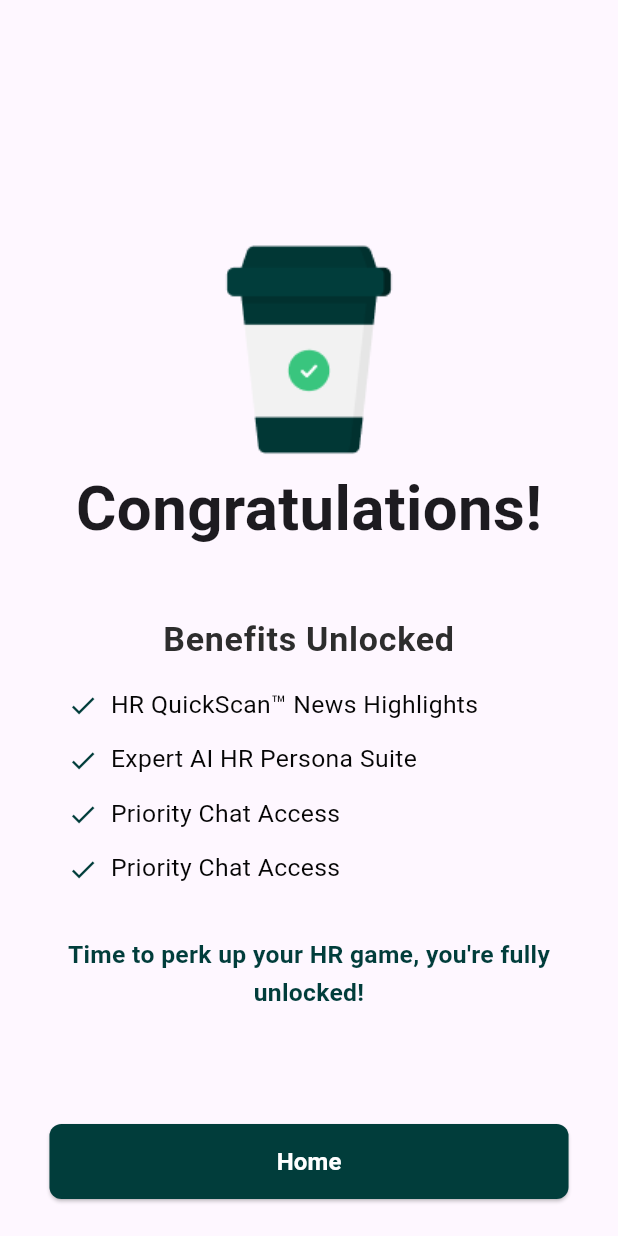
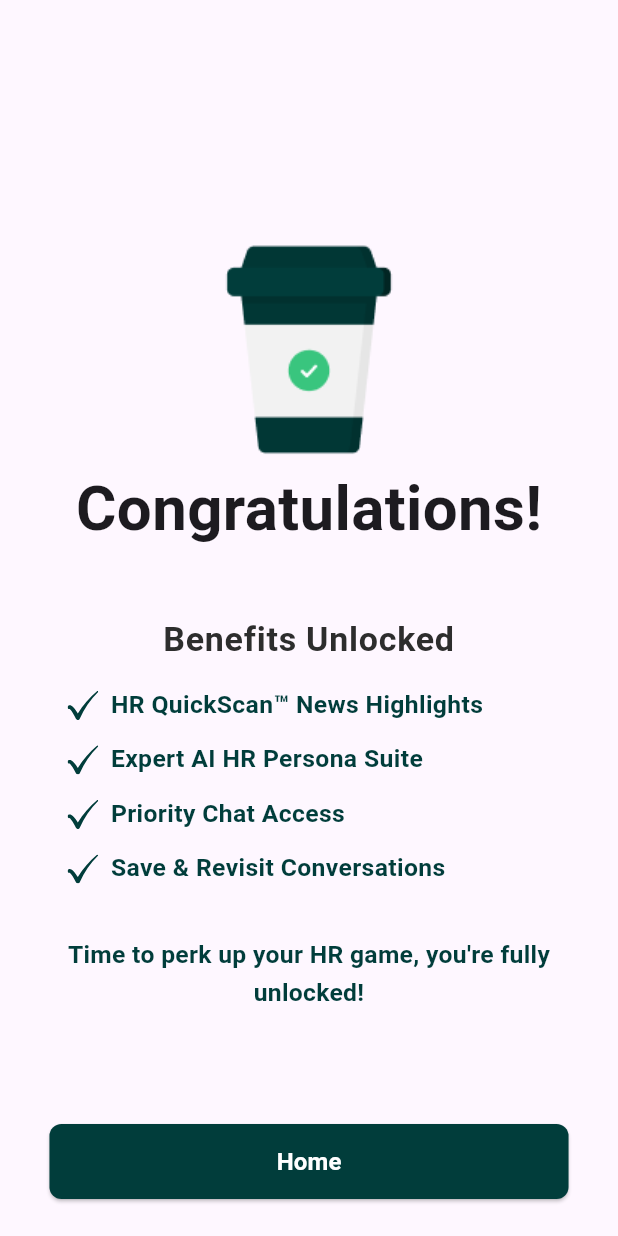
Before and after one commit to Motasim-Fuad/HRlynxClient, a Flutter app: the CongratulationView screen opened directly, on a phone screen of 412 x 824 dp. Run offline on Flutter 3.47's test engine with Material 3 defaults, Android fonts, the phone set to English and light mode, and no system bars; our stand-ins replace audioplayers, cached_network_image, firebase_auth, firebase_core, firebase_messaging, flutter_svg and 5 more; missing offline and left inert: flutter_stripe, record; accounts and stored records are empty; network calls fail.

Commit message:
working code

```diff
--- a/lib/app/common_widgets/premium_basic_text.dart
+++ b/lib/app/common_widgets/premium_basic_text.dart
@@ -1,5 +1,7 @@
 import 'package:flutter/material.dart';
+import 'package:flutter_svg/flutter_svg.dart';
 import 'package:hr/app/utils/app_colors.dart' show AppColors;
+import 'package:hr/app/utils/app_images.dart';
 
 class PremiumBasicText extends StatelessWidget {
   const PremiumBasicText({super.key, required this.tittle});
@@ -15,19 +17,30 @@ class PremiumBasicText extends StatelessWidget {
       child: Row(
         mainAxisAlignment: MainAxisAlignment.start,
         children: [
-          Icon(
-            Icons.check,
-            color: AppColors.primarycolor,
-            size: screenWidth * 0.05, // responsive icon size
+          // Icon(
+          //   Icons.check,
+          //   color: AppColors.primarycolor,
+          //   size: screenWidth * 0.05, // responsive icon size
+          // ),
+
+
+          SvgPicture.asset(
+            AppImages.congratulation_right_icon,
+            colorFilter: ColorFilter.mode(
+              AppColors.primarycolor,
+              BlendMode.srcIn,
+            ),
+            width: screenWidth * 0.05,
+            height: screenWidth * 0.05,
           ),
           SizedBox(width: screenWidth * 0.02), // responsive spacing
           Expanded(
             child: Text(
               tittle,
               style: TextStyle(
-                fontWeight: FontWeight.w400,
+                fontWeight: FontWeight.w600,
                 fontSize: screenWidth * 0.04, // responsive font size
-                color: const Color(0xFF050505),
+                color: AppColors.primarycolor,
               ),
               overflow: TextOverflow.ellipsis, // prevents overflow
             ),
--- a/lib/app/modules/congratulaion_screen/congratulation_view.dart
+++ b/lib/app/modules/congratulaion_screen/congratulation_view.dart
@@ -63,7 +63,7 @@ class CongratulationView extends StatelessWidget {
                   SizedBox(height: screenHeight * 0.015),
                   PremiumBasicText(tittle: 'Priority Chat Access'),
                   SizedBox(height: screenHeight * 0.015),
-                  PremiumBasicText(tittle: 'Priority Chat Access'),
+                  PremiumBasicText(tittle: 'Save & Revisit Conversations'),
                 ],
               ),
             ),
--- a/lib/app/utils/app_images.dart
+++ b/lib/app/utils/app_images.dart
@@ -25,5 +25,6 @@ class AppImages {
   static const String placeholder = 'assets/images/images.png';
   static const String edit_profile = 'assets/images/edit_profile.svg';
   static const String default_news_img = 'assets/images/default_news.png';
+  static const String congratulation_right_icon = 'assets/images/congratilitation_icon.svg';
 
 }
```
Also changed, not shown: assets/images/congratilitation_icon.svg (added), 1 other file.
